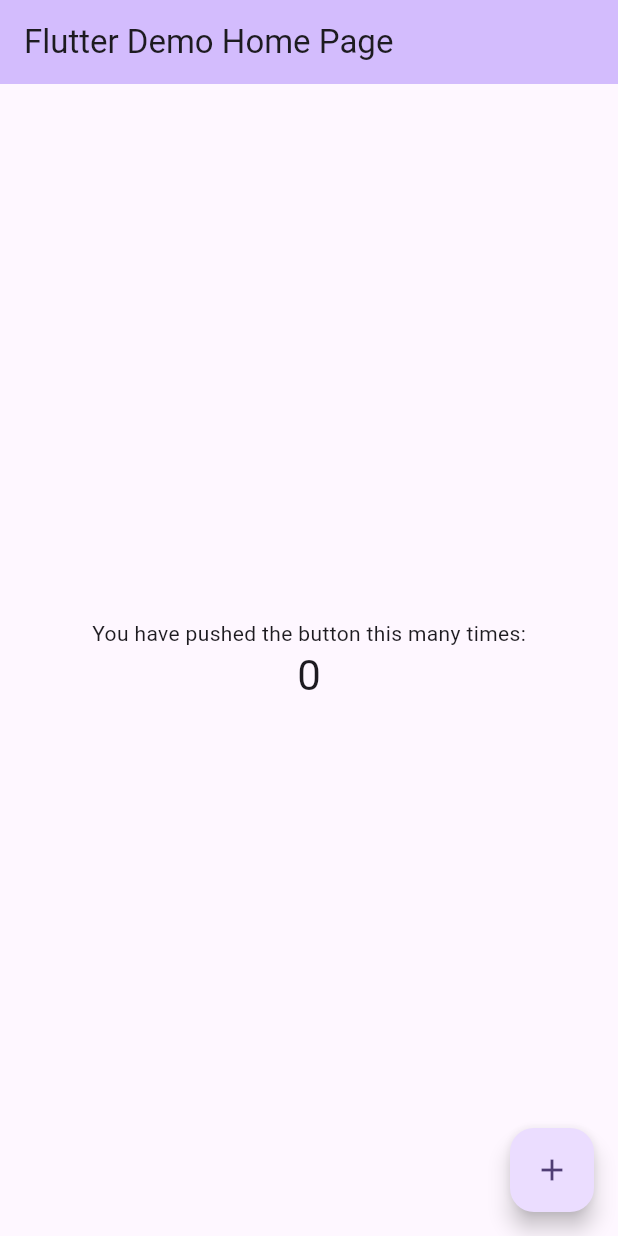
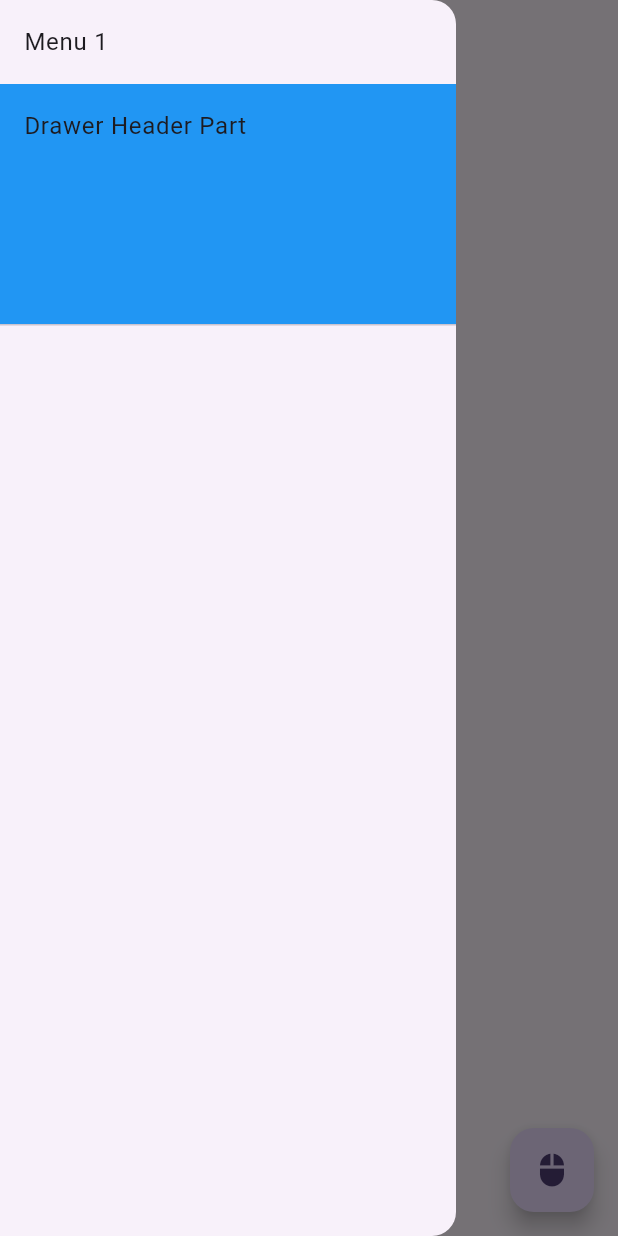
Before and after one commit to brian-jteom/flutter_lecture, a Flutter app: the screen it shows after launch, with the side drawer open (before the commit the screen has no drawer), on a phone screen of 412 x 824 dp. Run offline on Flutter 3.47's test engine with Material 3 defaults, Android fonts, the phone set to English and light mode, and no system bars.

Commit message:
stf 라고 입력 후 자동완성 class 명은 MyHomePage 및 원하는 클래스명으로 기입 State 클래스의 build 메소드에 Scaffold 를 작성
Scaffold 안에는 appBar, drawer, body, floattionActionButton 으로 구성시킴
drawer 안에는 listview 로 구성함.

```diff
--- a/lib/main.dart
+++ b/lib/main.dart
@@ -13,113 +13,48 @@ class MyApp extends StatelessWidget {
     return MaterialApp(
       title: 'Flutter Demo',
       theme: ThemeData(
-        // This is the theme of your application.
-        //
-        // TRY THIS: Try running your application with "flutter run". You'll see
-        // the application has a purple toolbar. Then, without quitting the app,
-        // try changing the seedColor in the colorScheme below to Colors.green
-        // and then invoke "hot reload" (save your changes or press the "hot
-        // reload" button in a Flutter-supported IDE, or press "r" if you used
-        // the command line to start the app).
-        //
-        // Notice that the counter didn't reset back to zero; the application
-        // state is not lost during the reload. To reset the state, use hot
-        // restart instead.
-        //
-        // This works for code too, not just values: Most code changes can be
-        // tested with just a hot reload.
         colorScheme: ColorScheme.fromSeed(seedColor: Colors.deepPurple),
         useMaterial3: true,
       ),
-      home: const MyHomePage(title: 'Flutter Demo Home Page'),
+      home: const MyHomePage(),
     );
   }
 }
 
 class MyHomePage extends StatefulWidget {
-  const MyHomePage({super.key, required this.title});
-
-  // This widget is the home page of your application. It is stateful, meaning
-  // that it has a State object (defined below) that contains fields that affect
-  // how it looks.
-
-  // This class is the configuration for the state. It holds the values (in this
-  // case the title) provided by the parent (in this case the App widget) and
-  // used by the build method of the State. Fields in a Widget subclass are
-  // always marked "final".
-
-  final String title;
+  const MyHomePage({super.key});
 
   @override
   State<MyHomePage> createState() => _MyHomePageState();
 }
 
 class _MyHomePageState extends State<MyHomePage> {
-  int _counter = 0;
-
-  void _incrementCounter() {
-    setState(() {
-      // This call to setState tells the Flutter framework that something has
-      // changed in this State, which causes it to rerun the build method below
-      // so that the display can reflect the updated values. If we changed
-      // _counter without calling setState(), then the build method would not be
-      // called again, and so nothing would appear to happen.
-      _counter++;
-    });
-  }
-
   @override
   Widget build(BuildContext context) {
-    // This method is rerun every time setState is called, for instance as done
-    // by the _incrementCounter method above.
-    //
-    // The Flutter framework has been optimized to make rerunning build methods
-    // fast, so that you can just rebuild anything that needs updating rather
-    // than having to individually change instances of widgets.
     return Scaffold(
       appBar: AppBar(
-        // TRY THIS: Try changing the color here to a specific color (to
-        // Colors.amber, perhaps?) and trigger a hot reload to see the AppBar
-        // change color while the other colors stay the same.
-        backgroundColor: Theme.of(context).colorScheme.inversePrimary,
-        // Here we take the value from the MyHomePage object that was created by
-        // the App.build method, and use it to set our appbar title.
-        title: Text(widget.title),
+        title: const Text("안녕하세요"),
       ),
-      body: Center(
-        // Center is a layout widget. It takes a single child and positions it
-        // in the middle of the parent.
-        child: Column(
-          // Column is also a layout widget. It takes a list of children and
-          // arranges them vertically. By default, it sizes itself to fit its
-          // children horizontally, and tries to be as tall as its parent.
-          //
-          // Column has various properties to control how it sizes itself and
-          // how it positions its children. Here we use mainAxisAlignment to
-          // center the children vertically; the main axis here is the vertical
-          // axis because Columns are vertical (the cross axis would be
-          // horizontal).
-          //
-          // TRY THIS: Invoke "debug painting" (choose the "Toggle Debug Paint"
-          // action in the IDE, or press "p" in the console), to see the
-          // wireframe for each widget.
-          mainAxisAlignment: MainAxisAlignment.center,
-          children: <Widget>[
-            const Text(
-              'You have pushed the button this many times:',
+      drawer: Drawer(
+        child: ListView(
+          padding: EdgeInsets.zero,
+          children: const <Widget>[
+            ListTile(
+              title: Text("Menu 1"),
             ),
-            Text(
-              '$_counter',
-              style: Theme.of(context).textTheme.headlineMedium,
-            ),
+            DrawerHeader(
+                decoration: BoxDecoration(
+                  color: Colors.blue,
+                ),
+                child: Text("Drawer Header Part"))
           ],
         ),
       ),
+      body: const Center(child: Text("HELLO WORLD")),
       floatingActionButton: FloatingActionButton(
-        onPressed: _incrementCounter,
-        tooltip: 'Increment',
-        child: const Icon(Icons.add),
-      ), // This trailing comma makes auto-formatting nicer for build methods.
+        onPressed: () => print("click click"),
+        child: const Icon(Icons.mouse),
+      ),
     );
   }
 }
```
